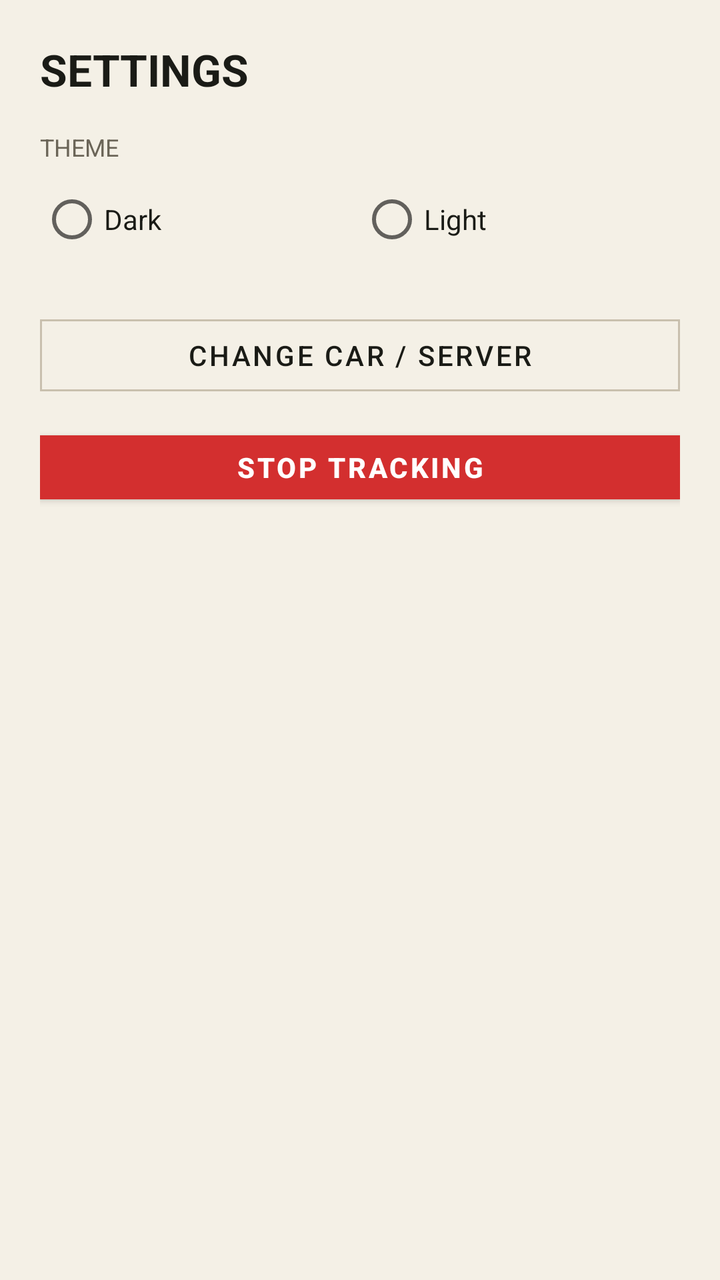
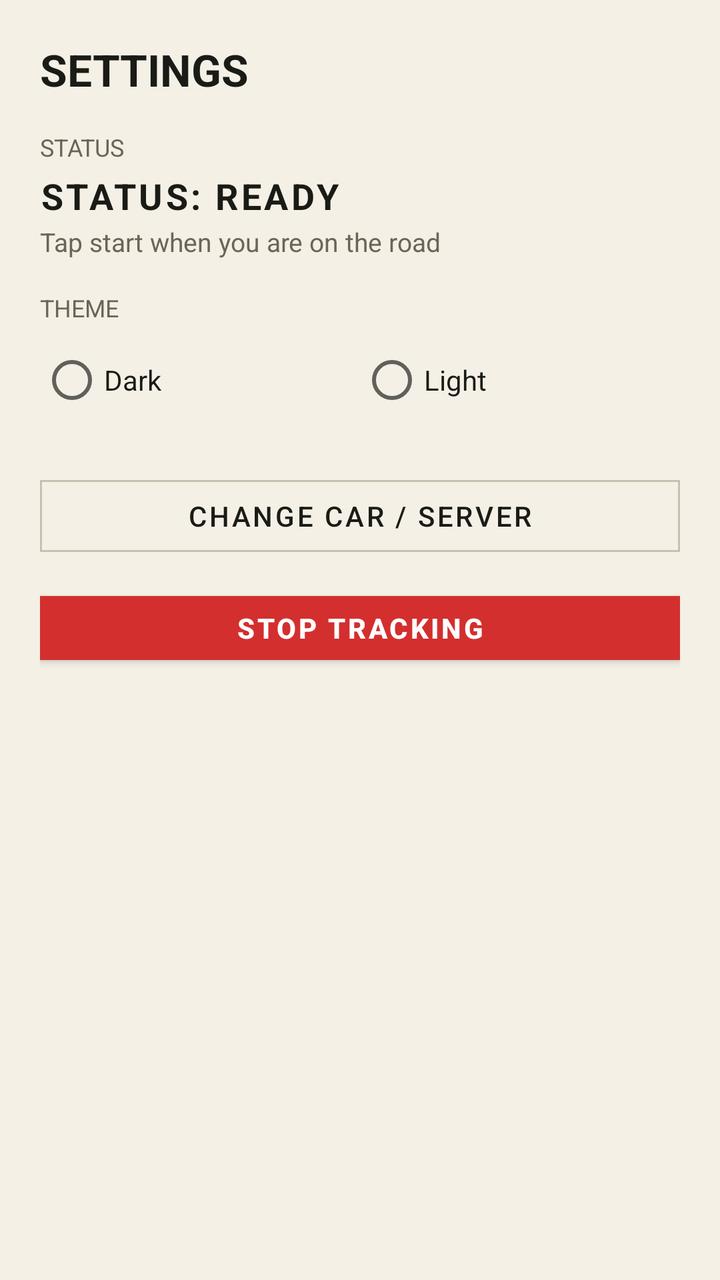

Two renders of the same Android screen: before a commit and after it. Below are the layout's source before the change and the commit's diff.
<!-- AndroidManifest.xml: application theme Theme.RallyGPS -->
<!-- res/layout/sheet_settings.xml -->
<?xml version="1.0" encoding="utf-8"?>
<LinearLayout xmlns:android="http://schemas.android.com/apk/res/android"
    xmlns:app="http://schemas.android.com/apk/res-auto"
    android:layout_width="match_parent"
    android:layout_height="wrap_content"
    android:orientation="vertical"
    android:padding="20dp">

    <TextView
        android:layout_width="match_parent"
        android:layout_height="wrap_content"
        android:text="@string/settings_title"
        android:textAllCaps="true"
        android:textColor="@color/ink"
        android:textSize="22sp"
        android:textStyle="bold" />

    <TextView
        android:layout_width="match_parent"
        android:layout_height="wrap_content"
        android:layout_marginTop="16dp"
        android:text="@string/theme_label"
        android:textAllCaps="true"
        android:textColor="@color/muted"
        android:textSize="12sp" />

    <RadioGroup
        android:id="@+id/themeGroup"
        android:layout_width="match_parent"
        android:layout_height="wrap_content"
        android:layout_marginTop="4dp"
        android:orientation="horizontal">

        <RadioButton
            android:id="@+id/themeDark"
            android:layout_width="0dp"
            android:layout_height="wrap_content"
            android:layout_weight="1"
            android:text="@string/theme_dark"
            android:textColor="@color/ink" />

        <RadioButton
            android:id="@+id/themeLight"
            android:layout_width="0dp"
            android:layout_height="wrap_content"
            android:layout_weight="1"
            android:text="@string/theme_light"
            android:textColor="@color/ink" />
    </RadioGroup>

    <com.google.android.material.button.MaterialButton
        android:id="@+id/settingsChangeCarBtn"
        style="@style/Widget.MaterialComponents.Button.OutlinedButton"
        android:layout_width="match_parent"
        android:layout_height="48dp"
        android:layout_marginTop="20dp"
        android:text="@string/change_car_server"
        android:textColor="@color/ink"
        app:cornerRadius="0dp"
        app:strokeColor="@color/line" />

    <com.google.android.material.button.MaterialButton
        android:id="@+id/settingsStopBtn"
        android:layout_width="match_parent"
        android:layout_height="44dp"
        android:layout_marginTop="10dp"
        android:backgroundTint="@color/stop"
        android:text="@string/stop_tracking"
        android:textColor="@android:color/white"
        android:textSize="14sp"
        android:textStyle="bold"
        app:cornerRadius="0dp" />
</LinearLayout>
<!-- resources referenced by this layout -->
<resources>
  <color name="ink">#1A1B16</color>
  <color name="line">#C9C0AE</color>
  <color name="muted">#6B6558</color>
  <color name="stop">#D32F2F</color>
  <string name="change_car_server">Change car / server</string>
  <string name="settings_title">Settings</string>
  <string name="stop_tracking">Stop tracking</string>
  <string name="theme_dark">Dark</string>
  <string name="theme_label">Theme</string>
  <string name="theme_light">Light</string>
  <style name="Theme.RallyGPS" parent="Theme.MaterialComponents.DayNight.NoActionBar">
          <item name="colorPrimary">@color/amber</item>
          <item name="colorPrimaryVariant">@color/orange</item>
          <item name="colorOnPrimary">@color/black</item>
          <item name="colorSecondary">@color/go</item>
          <item name="android:statusBarColor">@color/bg</item>
          <item name="android:navigationBarColor">@color/bg</item>
          <item name="android:windowBackground">@color/bg</item>
          <item name="android:textColor">@color/ink</item>
      </style>
  <color name="amber">#E09A20</color>
  <color name="orange">#FF7A18</color>
  <color name="black">#111111</color>
  <color name="go">#5A9E12</color>
  <color name="bg">#F4F0E6</color>
</resources>

<!-- the commit's change to res/layout/sheet_settings.xml (unified diff, before → after) -->
@@ -14,6 +14,36 @@
         android:textColor="@color/ink"
         android:textSize="22sp"
         android:textStyle="bold" />
+
+    <TextView
+        android:layout_width="match_parent"
+        android:layout_height="wrap_content"
+        android:layout_marginTop="16dp"
+        android:text="@string/status_label"
+        android:textAllCaps="true"
+        android:textColor="@color/muted"
+        android:textSize="12sp" />
+
+    <TextView
+        android:id="@+id/settingsStatusText"
+        android:layout_width="match_parent"
+        android:layout_height="wrap_content"
+        android:layout_marginTop="4dp"
+        android:letterSpacing="0.08"
+        android:text="@string/settings_status_ready"
+        android:textAllCaps="true"
+        android:textColor="@color/ink"
+        android:textSize="18sp"
+        android:textStyle="bold" />
+
+    <TextView
+        android:id="@+id/settingsStatusHint"
+        android:layout_width="match_parent"
+        android:layout_height="wrap_content"
+        android:layout_marginTop="2dp"
+        android:text="@string/status_hint_ready"
+        android:textColor="@color/muted"
+        android:textSize="13sp" />
 
     <TextView
         android:layout_width="match_parent"
<!-- resource entries referenced after the edit -->
@@ -5,7 +5,10 @@
   <color name="muted">#6B6558</color>
   <color name="stop">#D32F2F</color>
   <string name="change_car_server">Change car / server</string>
+  <string name="settings_status_ready">Status: READY</string>
   <string name="settings_title">Settings</string>
+  <string name="status_hint_ready">Tap start when you are on the road</string>
+  <string name="status_label">Status</string>
   <string name="stop_tracking">Stop tracking</string>
   <string name="theme_dark">Dark</string>
   <string name="theme_label">Theme</string>
